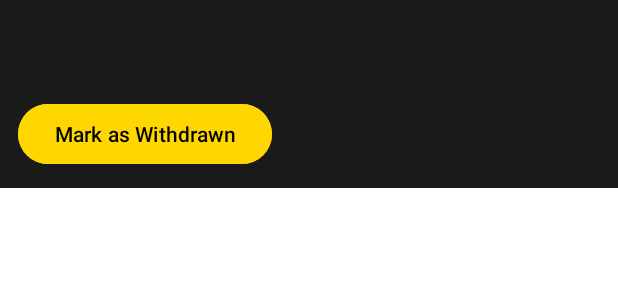
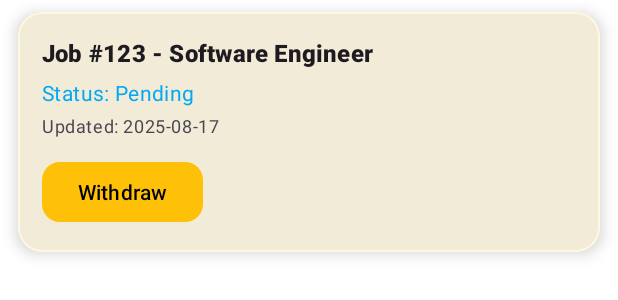
Before and after one commit to kavizzz03/Hire_Us_App, an Android app: the layout withdraw_request_item.xml on its own in the app's theme, with its tools: preview values and no code run, on a phone screen of 412 x 824 dp. Shown: the top 300 px of the screen. Run offline under Robolectric (Android 15) with nearby library versions, the phone set to English and light mode, and no system bars; network calls fail.

Commit message:
Withdraw_request and Vault Update

```diff
--- a/app/src/main/res/layout/withdraw_request_item.xml
+++ b/app/src/main/res/layout/withdraw_request_item.xml
@@ -1,33 +1,64 @@
 <?xml version="1.0" encoding="utf-8"?>
-<LinearLayout xmlns:android="http://schemas.android.com/apk/res/android"
-    android:orientation="vertical"
-    android:padding="12dp"
-    android:background="#1a1a1a"
+<com.google.android.material.card.MaterialCardView
+    xmlns:android="http://schemas.android.com/apk/res/android"
+    xmlns:app="http://schemas.android.com/apk/res-auto"
     android:layout_width="match_parent"
     android:layout_height="wrap_content"
-    android:layout_marginBottom="8dp">
+    android:layout_marginHorizontal="12dp"
+    android:layout_marginVertical="8dp"
+    app:cardCornerRadius="16dp"
+    app:cardElevation="6dp"
+    app:strokeWidth="1dp"
+    app:strokeColor="?attr/colorPrimaryContainer"
+    app:cardBackgroundColor="?attr/colorSurface">
 
+    <LinearLayout
+        android:layout_width="match_parent"
+        android:layout_height="wrap_content"
+        android:orientation="vertical"
+        android:padding="16dp">
+
+        <!-- Job Info -->
         <TextView
             android:id="@+id/tvJobInfo"
-        android:textColor="#FFD700"
-        android:textSize="16sp"
+            style="@style/TextAppearance.Material3.TitleMedium"
+            android:text="Job #123 - Software Engineer"
+            android:textColor="?attr/colorOnSurface"
             android:textStyle="bold"
+            android:ellipsize="end"
+            android:maxLines="1"
+            android:layout_width="match_parent"
+            android:layout_height="wrap_content"/>
+
+        <!-- Status -->
+        <TextView
+            android:id="@+id/tvStatus"
+            style="@style/TextAppearance.Material3.BodyMedium"
+            android:text="Status: Pending"
+            android:textColor="?attr/colorSecondary"
+            android:layout_marginTop="6dp"
             android:layout_width="wrap_content"
             android:layout_height="wrap_content"/>
 
+        <!-- Updated At -->
         <TextView
-        android:id="@+id/tvStatus"
-        android:textColor="#FFFFFF"
+            android:id="@+id/tvUpdatedAt"
+            style="@style/TextAppearance.Material3.BodySmall"
+            android:text="Updated: 2025-08-17"
+            android:textColor="?attr/colorOnSurfaceVariant"
             android:layout_marginTop="4dp"
             android:layout_width="wrap_content"
             android:layout_height="wrap_content"/>
 
-    <Button
+        <!-- Withdraw Button -->
+        <com.google.android.material.button.MaterialButton
             android:id="@+id/btnWithdraw"
-        android:text="Mark as Withdrawn"
             android:layout_width="wrap_content"
             android:layout_height="wrap_content"
-        android:layout_marginTop="8dp"
-        android:backgroundTint="#FFD700"
-        android:textColor="#000000"/>
+            android:text="Withdraw"
+            android:layout_marginTop="12dp"
+            app:cornerRadius="12dp"
+            android:textColor="?attr/colorOnPrimary"/>
+
     </LinearLayout>
+</com.google.android.material.card.MaterialCardView>
```
Also changed, not shown: app/src/main/java/com/example/hire_me_test/view/actvities/WithdrawRequestActivity.java (+31 -13 lines), app/src/main/res/layout/activity_withdraw_request.xml (+19 -12 lines). Lines whose indentation alone changed are shown as unchanged.
